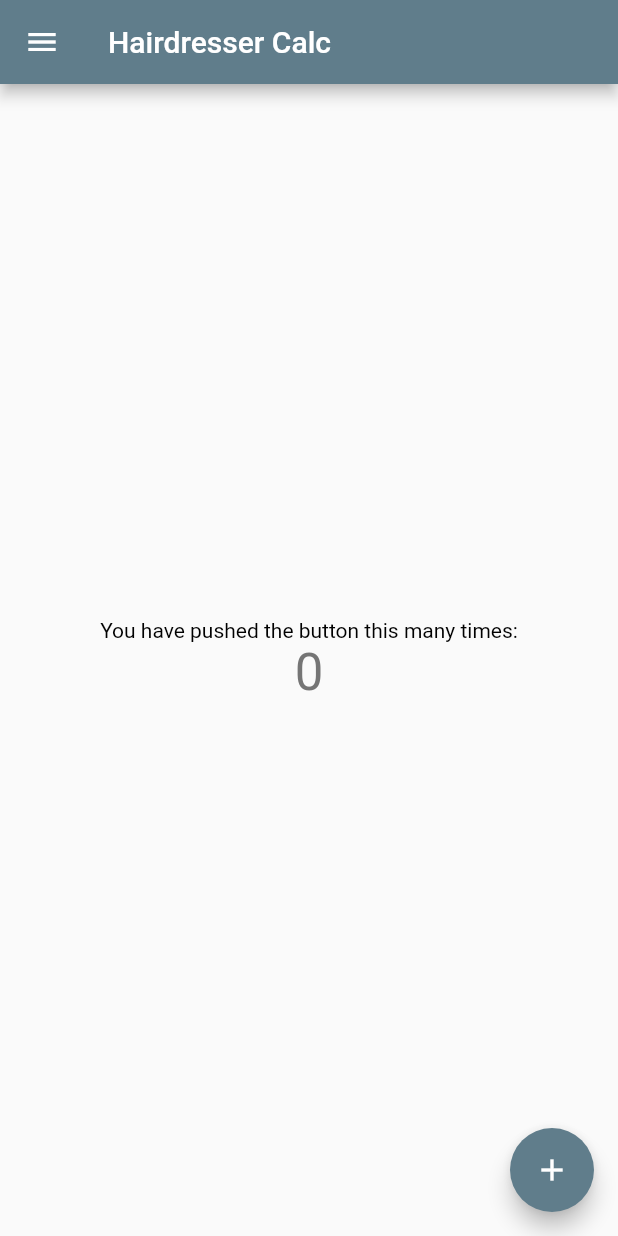
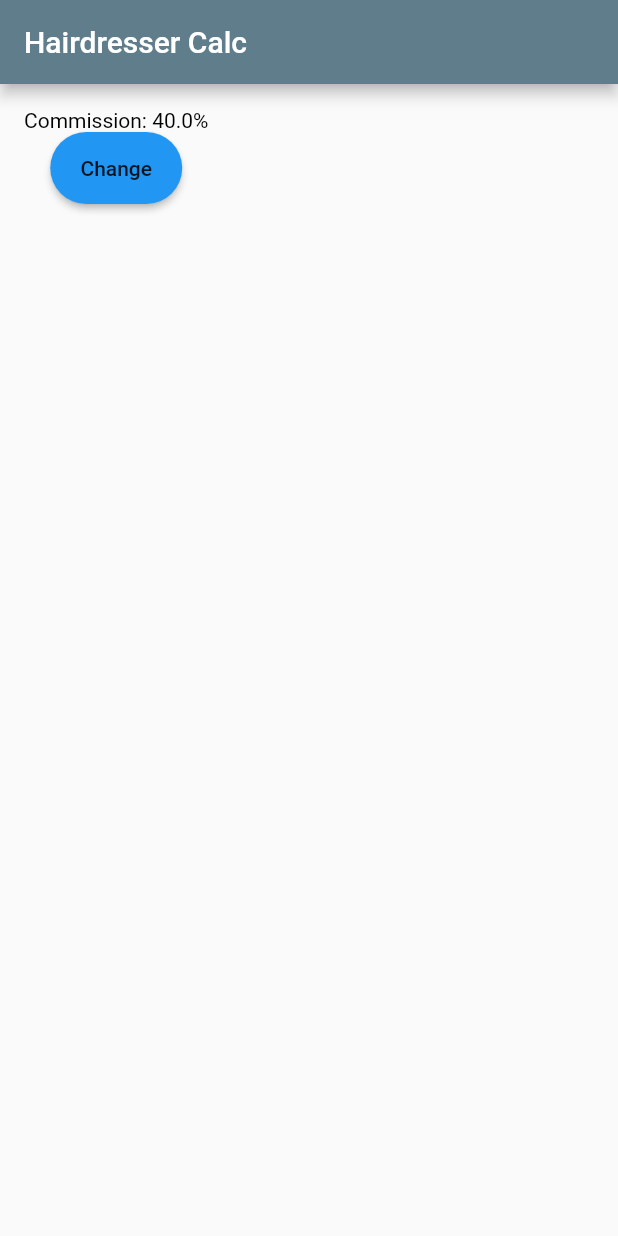
Before and after one commit to jasonctoms/hairdresser_calc, a Flutter app: the screen it shows after launch, on a phone screen of 412 x 824 dp. Run offline on Flutter 3.47's test engine with Material 2 defaults, Android fonts, the phone set to English and light mode, and no system bars; our stand-ins replace shared_preferences.

Commit message:
Made the dialog box work (finally)

```diff
--- a/lib/main.dart
+++ b/lib/main.dart
@@ -1,6 +1,9 @@
 import 'package:flutter/material.dart';
 
 import 'package:hairdresser_calc/salary_screen.dart';
+import 'package:shared_preferences/shared_preferences.dart';
+
+const _commissionKey = 'commission';
 
 void main() => runApp(MyApp());
 
@@ -8,6 +11,7 @@ class MyApp extends StatelessWidget {
   // This widget is the root of your application.
   @override
   Widget build(BuildContext context) {
+    _setDefaultCommission();
     return MaterialApp(
       title: 'Hairdresser Calc',
       theme: ThemeData(
@@ -21,4 +25,12 @@ class MyApp extends StatelessWidget {
       home: SalaryScreen(title: 'Hairdresser Calc'),
     );
   }
+
+  _setDefaultCommission() async {
+    SharedPreferences prefs = await SharedPreferences.getInstance();
+    double counter = prefs.getDouble(_commissionKey);
+    if (counter == null) {
+      await prefs.setDouble(_commissionKey, 0.4);
+    }
+  }
 }
--- a/lib/salary_screen.dart
+++ b/lib/salary_screen.dart
@@ -1,22 +1,39 @@
 import 'package:flutter/material.dart';
 
-import 'package:hairdresser_calc/nav_drawer.dart';
+import 'package:shared_preferences/shared_preferences.dart';
+
+import 'package:hairdresser_calc/commission_dialog.dart';
+
+const _commissionKey = 'commission';
+const _padding = EdgeInsets.all(16.0);
 
 class SalaryScreen extends StatefulWidget {
   SalaryScreen({Key key, this.title}) : super(key: key);
   final String title;
 
   @override
-  _MyHomePageState createState() => _MyHomePageState();
+  _SalaryScreenState createState() => _SalaryScreenState();
 }
 
-class _MyHomePageState extends State<SalaryScreen> {
-  int _counter = 0;
+class _SalaryScreenState extends State<SalaryScreen> {
+  String _commissionText;
+  double _commissionValue;
 
-  void _incrementCounter() {
-    setState(() {
-      _counter++;
-    });
+  @override
+  void initState() {
+    super.initState();
+    _getCommissionFromSharedPrefs();
+  }
+
+  _getCommissionFromSharedPrefs() async {
+    SharedPreferences prefs = await SharedPreferences.getInstance();
+    double commissionValue = prefs.getDouble(_commissionKey);
+    setState(() => _setCommission(commissionValue));
+  }
+
+  _setCommission(double commissionValue) {
+    _commissionValue = commissionValue;
+    _commissionText = (commissionValue * 100).toString();
   }
 
   @override
@@ -25,26 +42,39 @@ class _MyHomePageState extends State<SalaryScreen> {
       appBar: AppBar(
         title: Text(widget.title),
       ),
-      drawer: NavDrawer(),
-      body: Center(
+      body: Container(
+        padding: _padding,
         child: Column(
-          mainAxisAlignment: MainAxisAlignment.center,
-          children: <Widget>[
-            Text(
-              'You have pushed the button this many times:',
-            ),
-            Text(
-              '$_counter',
-              style: Theme.of(context).textTheme.display1,
+          children: [
+            Text(_setCommissionText()),
+            RaisedButton(
+              child: Text('Change'),
+              color: Colors.blue,
+              onPressed: () => _openDialog(context),
+              shape: RoundedRectangleBorder(
+                  borderRadius: BorderRadius.circular(30.0)),
+              padding: EdgeInsets.all(16.0),
             ),
           ],
         ),
       ),
-      floatingActionButton: FloatingActionButton(
-        onPressed: _incrementCounter,
-        tooltip: 'Increment',
-        child: Icon(Icons.add),
-      ),
     );
   }
+
+  String _setCommissionText() {
+    if (_commissionValue == null) {
+      return 'Commission: X%';
+    }
+    return 'Commission: ' + _commissionText + '%';
+  }
+
+  //TODO: update this page after
+  _openDialog(BuildContext context) {
+    showDialog(
+        context: context,
+        barrierDismissible: false,
+        builder: (BuildContext context) {
+          return CommissionDialog(commission: _commissionText);
+        });
+  }
 }
```
Also changed, not shown: lib/commission_dialog.dart (added, +91 -0 lines), lib/nav_drawer.dart (deleted, +0 -8 lines).
